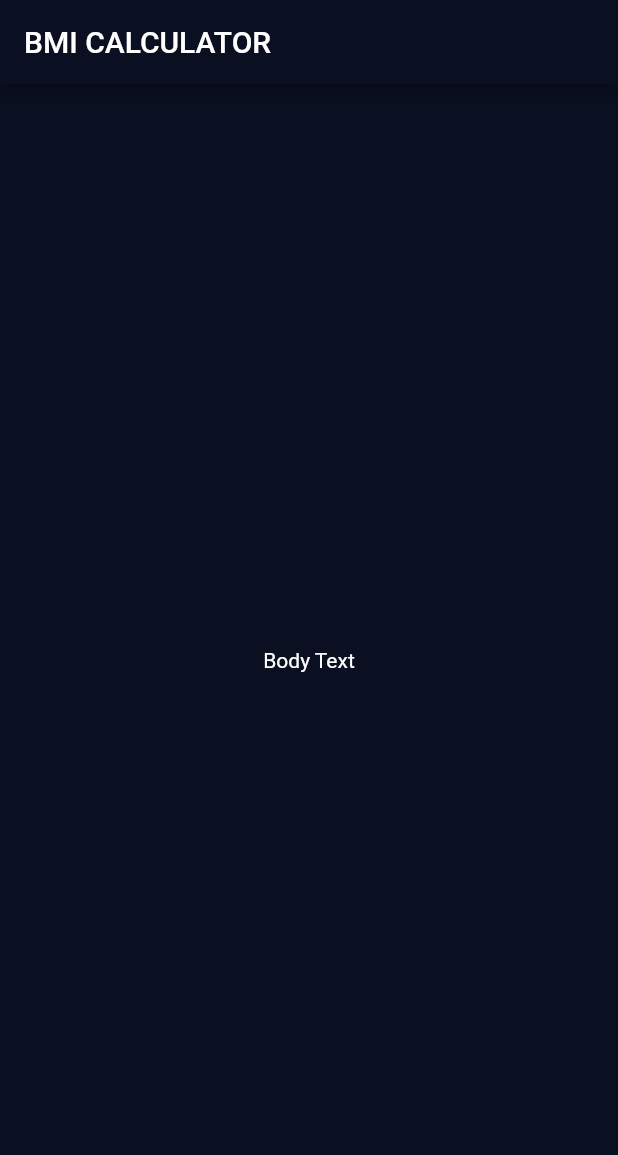
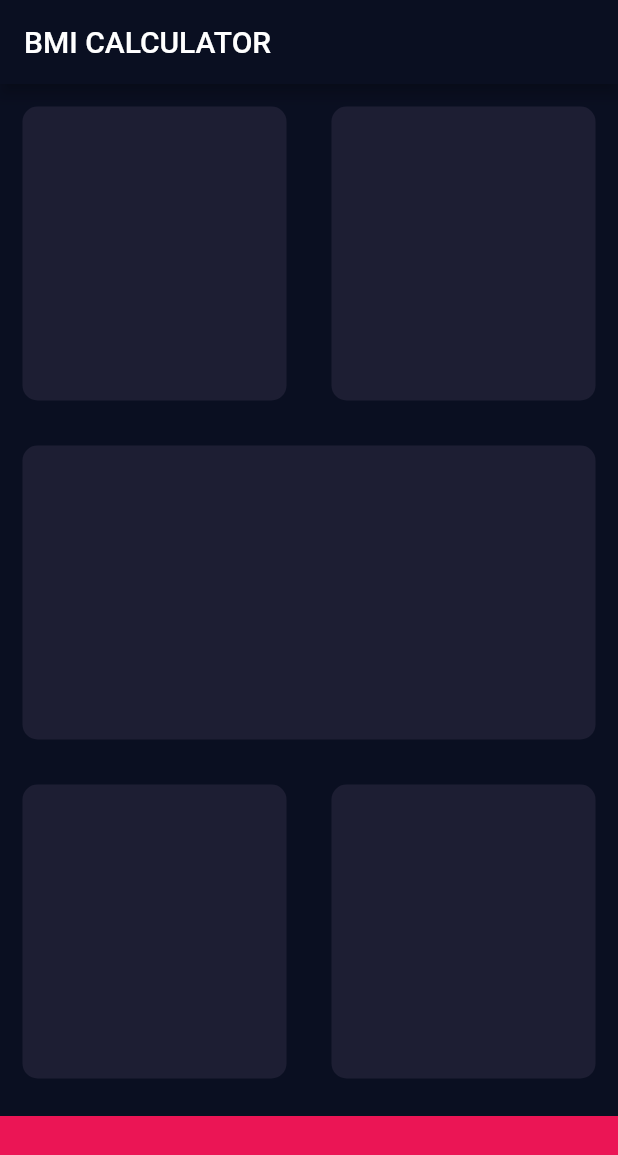
Before and after one commit to petarivanov9/flutter-dart-dev-bootcamp, a Flutter app: the screen it shows after launch, on a phone screen of 412 x 824 dp. Shown: the top 1155 px of the screen. Run offline on Flutter 3.47's test engine with Material 2 defaults, Android fonts, the phone set to English and light mode, and no system bars; our stand-ins replace audioplayers, rflutter_alert.

Commit message:
Add empty cards and initial design

```diff
--- a/bmi_calculator/lib/input_page.dart
+++ b/bmi_calculator/lib/input_page.dart
@@ -1,4 +1,8 @@
 import 'package:flutter/material.dart';
+
+const bottomContainerHeight = 80.0;
+const activeCardColor = Color(0xFF1D1E33);
+const bottomContainerColor = Color(0xFFEB1555);
 
 class InputPage extends StatefulWidget {
   @override
@@ -12,9 +16,66 @@
       appBar: AppBar(
         title: Text('BMI CALCULATOR'),
       ),
-      body: Center(
-        child: Text('Body Text'),
+      body: Column(
+        children: <Widget>[
+          Expanded(
+            child: Row(
+              children: <Widget>[
+                Expanded(
+                  child: ReusableCard(color: activeCardColor),
+                ),
+                Expanded(
+                  child: ReusableCard(color: activeCardColor),
+                )
+              ],
+            ),
+          ),
+          Expanded(
+            child: Row(
+              children: <Widget>[
+                Expanded(
+                  child: ReusableCard(color: activeCardColor),
+                )
+              ],
+            ),
+          ),
+          Expanded(
+            child: Row(
+              children: <Widget>[
+                Expanded(
+                  child: ReusableCard(color: activeCardColor),
+                ),
+                Expanded(
+                  child: ReusableCard(color: activeCardColor),
+                )
+              ],
+            ),
+          ),
+          Container(
+            color: bottomContainerColor,
+            margin: EdgeInsets.only(top: 10.0),
+            width: double.infinity,
+            height: bottomContainerHeight,
+          )
+        ],
       ),
     );
   }
 }
+
+class ReusableCard extends StatelessWidget {
+  ReusableCard({@required this.color});
+
+  final Color color;
+
+  @override
+  Widget build(BuildContext context) {
+    return Container(
+      margin: EdgeInsets.all(15.0),
+      decoration: BoxDecoration(
+        color: color,
+        borderRadius: BorderRadius.circular(10.0),
+      ),
+    );
+  }
+}
```
